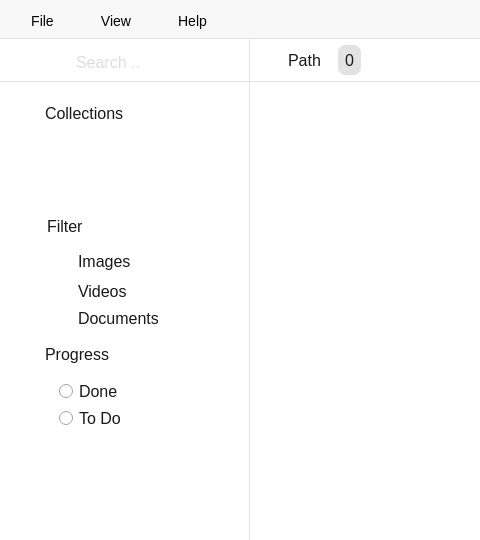
Before: the Qt Designer form src/gui/mainwindow.ui in Gitnoter/vemoria2, drawn with Qt 5; both pictures show x 0 to 480 and y 0 to 540 of the 1189 by 722 pixel window.
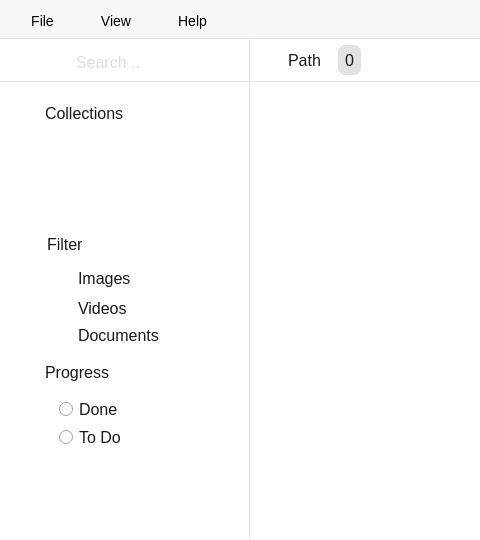
After: the same form once the commit is applied. Icons and pictures are not drawn.

Patch:
```diff
--- a/src/gui/mainwindow.ui
+++ b/src/gui/mainwindow.ui
@@ -149,7 +149,7 @@
                 <property name="minimumSize">
                  <size>
                   <width>0</width>
-                  <height>400</height>
+                  <height>420</height>
                  </size>
                 </property>
                 <property name="maximumSize">
@@ -392,7 +392,13 @@
                               <property name="minimumSize">
                                <size>
                                 <width>0</width>
-                                <height>80</height>
+                                <height>0</height>
+                               </size>
+                              </property>
+                              <property name="maximumSize">
+                               <size>
+                                <width>16777215</width>
+                                <height>63</height>
                                </size>
                               </property>
                               <property name="cursor" stdset="0">
@@ -636,10 +642,28 @@
                             <number>0</number>
                            </property>
                            <property name="verticalSpacing">
+                            <number>6</number>
+                           </property>
+                           <property name="topMargin">
                             <number>0</number>
                            </property>
                            <item row="0" column="1">
                             <widget class="QLabel" name="label">
+                             <property name="sizePolicy">
+                              <sizepolicy hsizetype="Preferred" vsizetype="Preferred">
+                               <horstretch>0</horstretch>
+                               <verstretch>0</verstretch>
+                              </sizepolicy>
+                             </property>
+                             <property name="minimumSize">
+                              <size>
+                               <width>0</width>
+                               <height>0</height>
+                              </size>
+                             </property>
+                             <property name="styleSheet">
+                              <string notr="true"/>
+                             </property>
                              <property name="text">
                               <string>Progress</string>
                              </property>
@@ -751,6 +775,9 @@
                         <property name="title">
                          <string/>
                         </property>
+                        <property name="alignment">
+                         <set>Qt::AlignCenter</set>
+                        </property>
                         <layout class="QGridLayout" name="gridLayout_6">
                          <property name="leftMargin">
                           <number>0</number>
@@ -767,7 +794,7 @@
                          <property name="spacing">
                           <number>0</number>
                          </property>
-                         <item row="0" column="0">
+                         <item row="1" column="0">
                           <widget class="QWidget" name="formWidget_21" native="true">
                            <property name="minimumSize">
                             <size>
@@ -820,6 +847,34 @@
                            </layout>
                           </widget>
                          </item>
+                         <item row="0" column="0" alignment="Qt::AlignLeft">
+                          <widget class="QPushButton" name="collectionOpen">
+                           <property name="cursor">
+                            <cursorShape>PointingHandCursor</cursorShape>
+                           </property>
+                           <property name="layoutDirection">
+                            <enum>Qt::LeftToRight</enum>
+                           </property>
+                           <property name="styleSheet">
+                            <string notr="true">#collectionOpen{
+background-color:white;
+border:none;
+margin-left:40px;
+margin-bottom:10px;
+}</string>
+                           </property>
+                           <property name="text">
+                            <string/>
+                           </property>
+                           <property name="icon">
+                            <iconset resource="resource.qrc">
+                             <normaloff>:/icons/icons/more.png</normaloff>:/icons/icons/more.png</iconset>
+                           </property>
+                           <property name="flat">
+                            <bool>false</bool>
+                           </property>
+                          </widget>
+                         </item>
                         </layout>
                        </widget>
                       </item>
```
Left out of the diff: 5 changed lines with no effect on the pictures.
